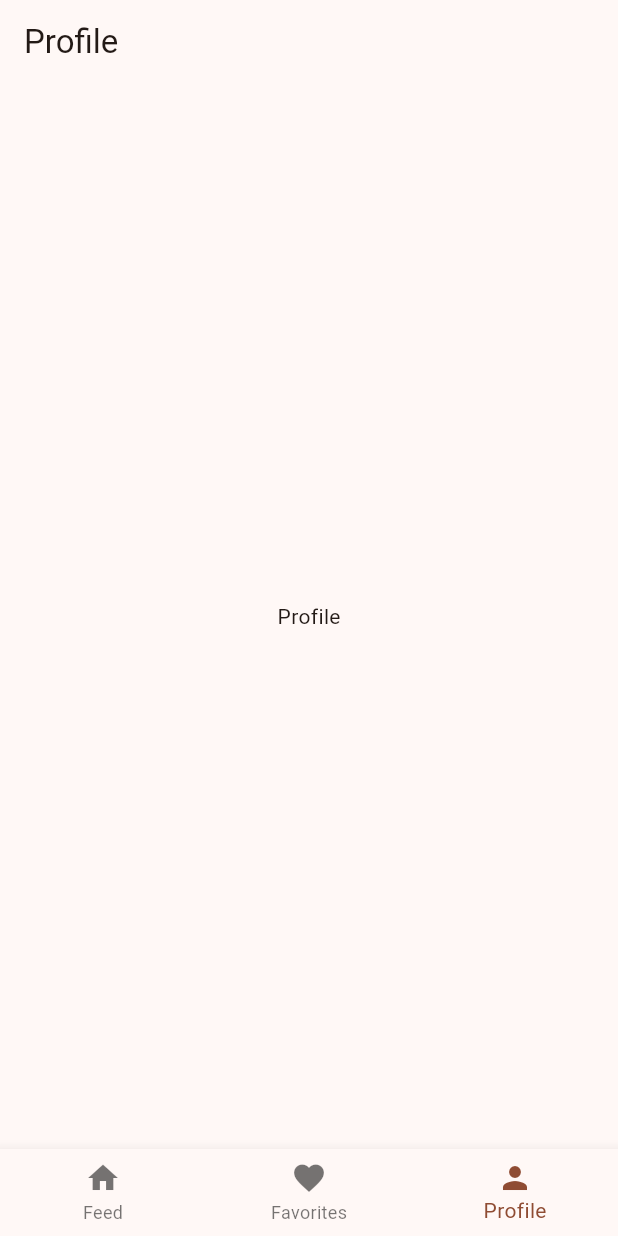
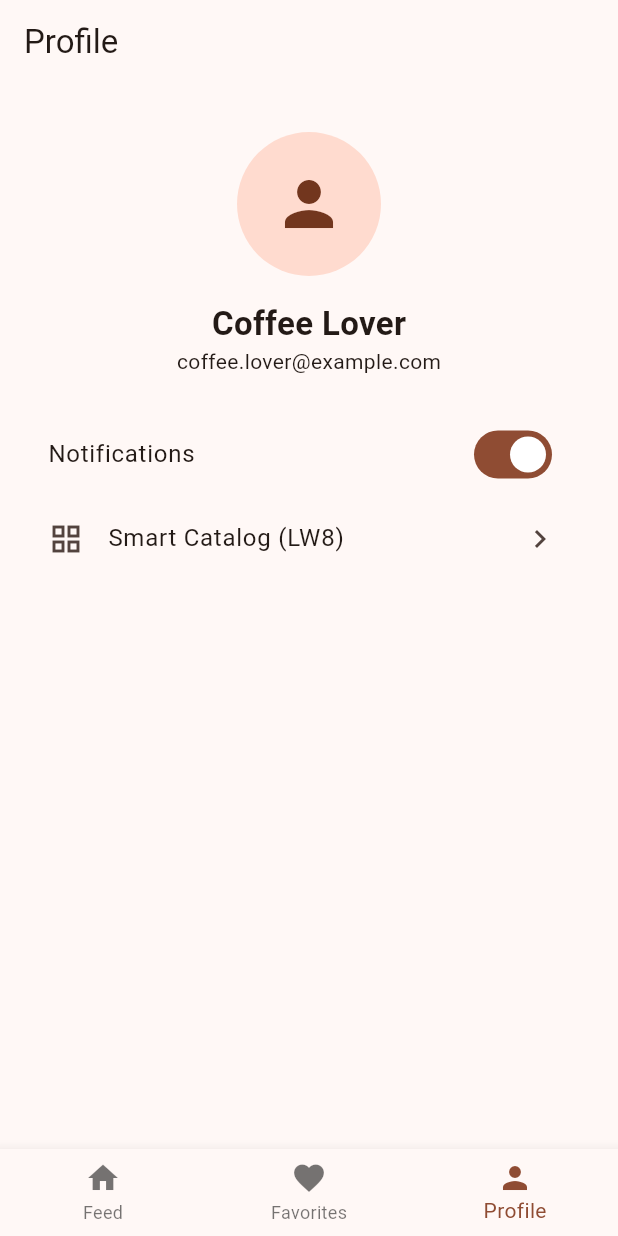
Before and after one commit to AdllYul/bean_box, a Flutter app: the screen it shows after launch, item 3 of the bottom bar chosen, on a phone screen of 412 x 824 dp. Run offline on Flutter 3.47's test engine with Material 3 defaults, Android fonts, the phone set to English and light mode, and no system bars.

```diff
--- a/lib/main.dart
+++ b/lib/main.dart
@@ -1,6 +1,6 @@
 import 'package:flutter/material.dart';
 import 'screens/root_screen.dart';
-
+import 'dart:ui';
 void main() {
   runApp(const MyApp());
 }
@@ -12,6 +12,7 @@ class MyApp extends StatelessWidget {
   Widget build(BuildContext context) {
     return MaterialApp(
       title: 'BeanBox',
+      scrollBehavior: AppScrollBehavior(),
       theme: ThemeData(
         colorScheme: ColorScheme.fromSeed(seedColor: Colors.brown),
       ),
@@ -19,3 +20,10 @@ class MyApp extends StatelessWidget {
     );
   }
 }
+class AppScrollBehavior extends MaterialScrollBehavior {
+  @override
+  Set<PointerDeviceKind> get dragDevices => {
+    PointerDeviceKind.touch,
+    PointerDeviceKind.mouse,
+  };
+}
--- a/lib/screens/profile_screen.dart
+++ b/lib/screens/profile_screen.dart
@@ -1,13 +1,61 @@
 import 'package:flutter/material.dart';
+import 'catalog_screen.dart';
 
-class ProfileScreen extends StatelessWidget {
+class ProfileScreen extends StatefulWidget {
   const ProfileScreen({super.key});
+
+  @override
+  State<ProfileScreen> createState() => _ProfileScreenState();
+}
+
+class _ProfileScreenState extends State<ProfileScreen> {
+  bool notifications = true;
 
   @override
   Widget build(BuildContext context) {
     return Scaffold(
       appBar: AppBar(title: const Text('Profile')),
-      body: const Center(child: Text('Profile')),
+      body: Padding(
+        padding: const EdgeInsets.all(16),
+        child: Column(
+          children: [
+            const SizedBox(height: 16),
+            const CircleAvatar(
+              radius: 48,
+              child: Icon(Icons.person, size: 48),
+            ),
+            const SizedBox(height: 16),
+            const Text(
+              'Coffee Lover',
+              style: TextStyle(fontSize: 22, fontWeight: FontWeight.bold),
+            ),
+            const Text('coffee.lover@example.com'),
+            const SizedBox(height: 24),
+            SwitchListTile(
+              title: const Text('Notifications'),
+              value: notifications,
+              onChanged: (value) {
+                setState(() {
+                  notifications = value;
+                });
+              },
+            ),
+            ListTile(
+              leading: const Icon(Icons.grid_view),
+              title: const Text('Smart Catalog (LW8)'),
+              trailing: const Icon(Icons.chevron_right),
+              onTap: () {
+                Navigator.push(
+                  context,
+                  MaterialPageRoute(
+                    builder: (context) => const CatalogScreen(),
+                  ),
+                );
+              },
+            ),
+          ],
+        ),
+      ),
     );
   }
 }
```
Also changed, not shown: lib/models/product.dart (+13 -5 lines), lib/widgets/catalog_grid_card.dart (added, +66 -0 lines), lib/widgets/catalog_list_item.dart (added, +41 -0 lines), lib/widgets/catalog_screen.dart (added, +173 -0 lines).
